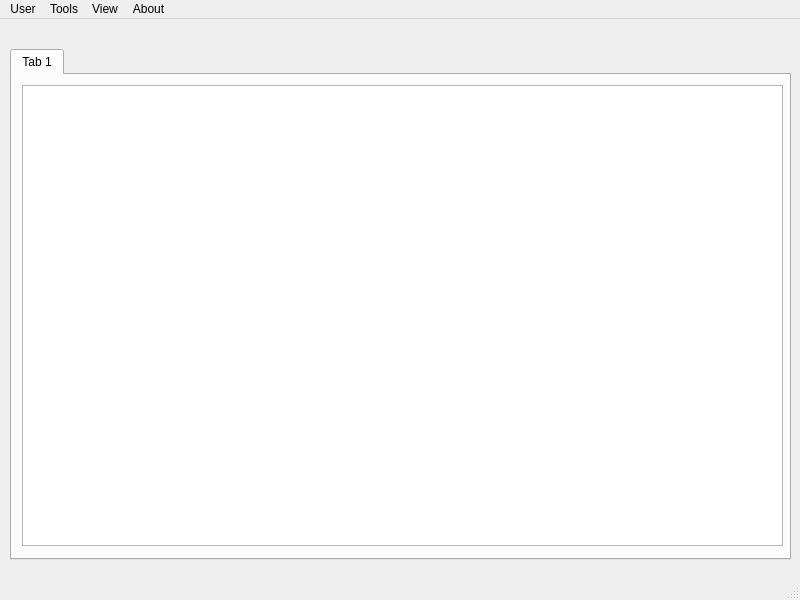
Qt form mainmenu.ui (ErrAza/tortuga) before a commit.
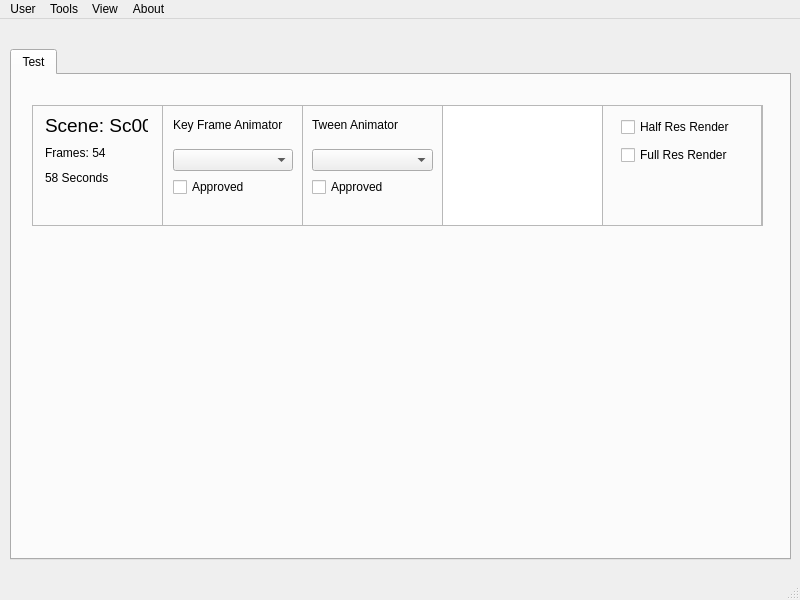
The same form after that commit.

```diff
--- a/mainmenu.ui
+++ b/mainmenu.ui
@@ -27,18 +27,224 @@
      <number>0</number>
     </property>
     <widget class="QWidget" name="tab">
+     <property name="autoFillBackground">
+      <bool>false</bool>
+     </property>
      <attribute name="title">
-      <string>Tab 1</string>
+      <string>Test</string>
      </attribute>
-     <widget class="QTableView" name="tableView">
+     <widget class="QWidget" name="sceneBox" native="true">
       <property name="geometry">
        <rect>
         <x>10</x>
-        <y>10</y>
-        <width>761</width>
-        <height>461</height>
+        <y>20</y>
+        <width>750</width>
+        <height>140</height>
        </rect>
       </property>
+      <property name="autoFillBackground">
+       <bool>false</bool>
+      </property>
+      <widget class="QFrame" name="sceneBoxFrame">
+       <property name="geometry">
+        <rect>
+         <x>10</x>
+         <y>10</y>
+         <width>731</width>
+         <height>121</height>
+        </rect>
+       </property>
+       <property name="frameShape">
+        <enum>QFrame::StyledPanel</enum>
+       </property>
+       <property name="frameShadow">
+        <enum>QFrame::Raised</enum>
+       </property>
+       <widget class="QFrame" name="KF_Frame">
+        <property name="geometry">
+         <rect>
+          <x>130</x>
+          <y>0</y>
+          <width>141</width>
+          <height>121</height>
+         </rect>
+        </property>
+        <property name="frameShape">
+         <enum>QFrame::StyledPanel</enum>
+        </property>
+        <property name="frameShadow">
+         <enum>QFrame::Raised</enum>
+        </property>
+        <widget class="QWidget" name="">
+         <property name="geometry">
+          <rect>
+           <x>11</x>
+           <y>1</y>
+           <width>120</width>
+           <height>91</height>
+          </rect>
+         </property>
+         <layout class="QVBoxLayout" name="verticalLayout_3">
+          <item>
+           <widget class="QLabel" name="label_2">
+            <property name="text">
+             <string>Key Frame Animator</string>
+            </property>
+           </widget>
+          </item>
+          <item>
+           <widget class="QComboBox" name="comboBox"/>
+          </item>
+          <item>
+           <widget class="QCheckBox" name="checkBox_3">
+            <property name="text">
+             <string>Approved</string>
+            </property>
+           </widget>
+          </item>
+         </layout>
+        </widget>
+       </widget>
+       <widget class="QFrame" name="TW_Frame">
+        <property name="geometry">
+         <rect>
+          <x>270</x>
+          <y>0</y>
+          <width>141</width>
+          <height>121</height>
+         </rect>
+        </property>
+        <property name="frameShape">
+         <enum>QFrame::StyledPanel</enum>
+        </property>
+        <property name="frameShadow">
+         <enum>QFrame::Raised</enum>
+        </property>
+        <widget class="QWidget" name="">
+         <property name="geometry">
+          <rect>
+           <x>10</x>
+           <y>1</y>
+           <width>121</width>
+           <height>91</height>
+          </rect>
+         </property>
+         <layout class="QVBoxLayout" name="verticalLayout_2">
+          <item>
+           <widget class="QLabel" name="label_3">
+            <property name="text">
+             <string>Tween Animator</string>
+            </property>
+           </widget>
+          </item>
+          <item>
+           <widget class="QComboBox" name="comboBox_2"/>
+          </item>
+          <item>
+           <widget class="QCheckBox" name="checkBox_4">
+            <property name="text">
+             <string>Approved</string>
+            </property>
+           </widget>
+          </item>
+         </layout>
+        </widget>
+        <zorder>comboBox_2</zorder>
+        <zorder>label_3</zorder>
+        <zorder>label_3</zorder>
+        <zorder>checkBox_4</zorder>
+       </widget>
+       <widget class="QFrame" name="Res_Frame">
+        <property name="geometry">
+         <rect>
+          <x>569</x>
+          <y>0</y>
+          <width>161</width>
+          <height>121</height>
+         </rect>
+        </property>
+        <property name="frameShape">
+         <enum>QFrame::StyledPanel</enum>
+        </property>
+        <property name="frameShadow">
+         <enum>QFrame::Raised</enum>
+        </property>
+        <widget class="QWidget" name="">
+         <property name="geometry">
+          <rect>
+           <x>20</x>
+           <y>10</y>
+           <width>122</width>
+           <height>54</height>
+          </rect>
+         </property>
+         <layout class="QVBoxLayout" name="verticalLayout">
+          <item>
+           <widget class="QCheckBox" name="checkBox">
+            <property name="text">
+             <string>Half Res Render</string>
+            </property>
+           </widget>
+          </item>
+          <item>
+           <widget class="QCheckBox" name="checkBox_2">
+            <property name="text">
+             <string>Full Res Render</string>
+            </property>
+           </widget>
+          </item>
+         </layout>
+        </widget>
+       </widget>
+       <widget class="QPlainTextEdit" name="txtNotes">
+        <property name="geometry">
+         <rect>
+          <x>410</x>
+          <y>0</y>
+          <width>161</width>
+          <height>121</height>
+         </rect>
+        </property>
+       </widget>
+       <widget class="QFrame" name="Title_Frame">
+        <property name="geometry">
+         <rect>
+          <x>4</x>
+          <y>0</y>
+          <width>121</width>
+          <height>91</height>
+         </rect>
+        </property>
+        <layout class="QVBoxLayout" name="verticalLayout_4">
+         <item>
+          <widget class="QLabel" name="lblSceneName">
+           <property name="font">
+            <font>
+             <pointsize>14</pointsize>
+            </font>
+           </property>
+           <property name="text">
+            <string>Scene: Sc001</string>
+           </property>
+          </widget>
+         </item>
+         <item>
+          <widget class="QLabel" name="label">
+           <property name="text">
+            <string>Frames: 54</string>
+           </property>
+          </widget>
+         </item>
+         <item>
+          <widget class="QLabel" name="label_4">
+           <property name="text">
+            <string>58 Seconds</string>
+           </property>
+          </widget>
+         </item>
+        </layout>
+       </widget>
+      </widget>
      </widget>
     </widget>
    </widget>
```
Left out of the diff: 5 changed lines with no effect on the pictures.
